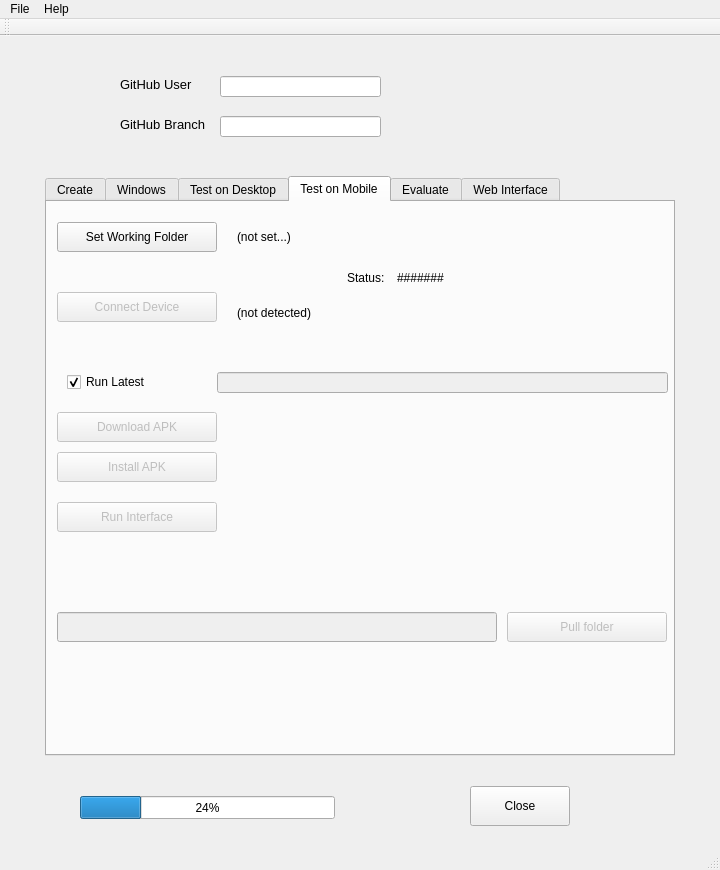
Above: tools/nitpick/ui/Nitpick.ui from vircadia/vircadia-native-core before the change. Below: the same form after it.
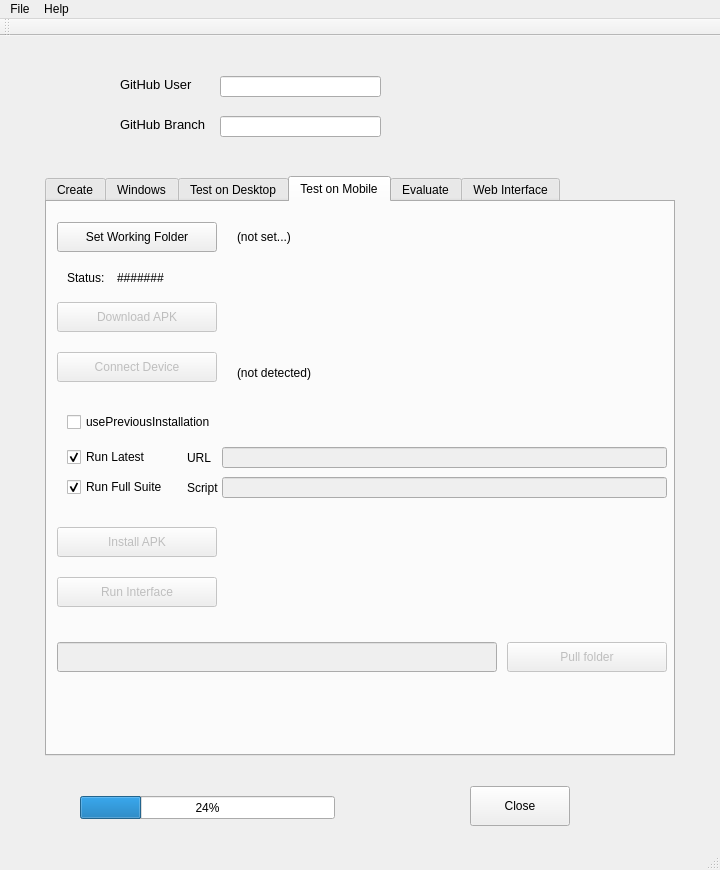
That is the form after the change. The open tabs and pages were chosen to show the change.

What changed in the file:
```diff
--- a/tools/nitpick/ui/Nitpick.ui
+++ b/tools/nitpick/ui/Nitpick.ui
@@ -34,6 +34,9 @@
     </property>
    </widget>
    <widget class="QTabWidget" name="tabWidget">
+    <property name="enabled">
+     <bool>true</bool>
+    </property>
     <property name="geometry">
      <rect>
       <x>45</x>
@@ -568,7 +571,7 @@
       <property name="geometry">
        <rect>
         <x>10</x>
-        <y>90</y>
+        <y>150</y>
         <width>160</width>
         <height>30</height>
        </rect>
@@ -581,7 +584,7 @@
       <property name="geometry">
        <rect>
         <x>190</x>
-        <y>96</y>
+        <y>156</y>
         <width>320</width>
         <height>30</height>
        </rect>
@@ -623,7 +626,7 @@
       <property name="geometry">
        <rect>
         <x>460</x>
-        <y>410</y>
+        <y>440</y>
         <width>160</width>
         <height>30</height>
        </rect>
@@ -639,7 +642,7 @@
       <property name="geometry">
        <rect>
         <x>10</x>
-        <y>410</y>
+        <y>440</y>
         <width>440</width>
         <height>30</height>
        </rect>
@@ -651,9 +654,9 @@
       </property>
       <property name="geometry">
        <rect>
-        <x>170</x>
-        <y>170</y>
-        <width>451</width>
+        <x>175</x>
+        <y>245</y>
+        <width>445</width>
         <height>21</height>
        </rect>
       </property>
@@ -662,7 +665,7 @@
       <property name="geometry">
        <rect>
         <x>20</x>
-        <y>170</y>
+        <y>245</y>
         <width>120</width>
         <height>20</height>
        </rect>
@@ -684,7 +687,7 @@
       <property name="geometry">
        <rect>
         <x>10</x>
-        <y>210</y>
+        <y>100</y>
         <width>160</width>
         <height>30</height>
        </rect>
@@ -696,7 +699,7 @@
      <widget class="QLabel" name="workingFolderLabel_4">
       <property name="geometry">
        <rect>
-        <x>300</x>
+        <x>20</x>
         <y>60</y>
         <width>41</width>
         <height>31</height>
@@ -709,7 +712,7 @@
      <widget class="QLabel" name="statusLabelOnMobile">
       <property name="geometry">
        <rect>
-        <x>350</x>
+        <x>70</x>
         <y>60</y>
         <width>271</width>
         <height>31</height>
@@ -726,7 +729,7 @@
       <property name="geometry">
        <rect>
         <x>10</x>
-        <y>250</y>
+        <y>325</y>
         <width>160</width>
         <height>30</height>
        </rect>
@@ -742,7 +745,7 @@
       <property name="geometry">
        <rect>
         <x>10</x>
-        <y>300</y>
+        <y>375</y>
         <width>160</width>
         <height>30</height>
        </rect>
@@ -751,6 +754,86 @@
        <string>Run Interface</string>
       </property>
      </widget>
+     <widget class="QLabel" name="workingFolderLabel_6">
+      <property name="geometry">
+       <rect>
+        <x>140</x>
+        <y>240</y>
+        <width>31</width>
+        <height>31</height>
+       </rect>
+      </property>
+      <property name="text">
+       <string>URL</string>
+      </property>
+     </widget>
+     <widget class="QLineEdit" name="scriptURLOnMobileLineEdit">
+      <property name="enabled">
+       <bool>false</bool>
+      </property>
+      <property name="geometry">
+       <rect>
+        <x>175</x>
+        <y>275</y>
+        <width>445</width>
+        <height>21</height>
+       </rect>
+      </property>
+     </widget>
+     <widget class="QLabel" name="workingFolderLabel_7">
+      <property name="geometry">
+       <rect>
+        <x>140</x>
+        <y>270</y>
+        <width>40</width>
+        <height>31</height>
+       </rect>
+      </property>
+      <property name="text">
+       <string>Script</string>
+      </property>
+     </widget>
+     <widget class="QCheckBox" name="runFullSuiteOnMobileCheckBox">
+      <property name="geometry">
+       <rect>
+        <x>20</x>
+        <y>275</y>
+        <width>120</width>
+        <height>20</height>
+       </rect>
+      </property>
+      <property name="toolTip">
+       <string>&lt;html&gt;&lt;head/&gt;&lt;body&gt;&lt;p&gt;If unchecked, will not show results during evaluation&lt;/p&gt;&lt;/body&gt;&lt;/html&gt;</string>
+      </property>
+      <property name="text">
+       <string>Run Full Suite</string>
+      </property>
+      <property name="checked">
+       <bool>true</bool>
+      </property>
+     </widget>
+     <widget class="QCheckBox" name="usePreviousInstallationOnMobileCheckBox">
+      <property name="enabled">
+       <bool>true</bool>
+      </property>
+      <property name="geometry">
+       <rect>
+        <x>20</x>
+        <y>210</y>
+        <width>171</width>
+        <height>20</height>
+       </rect>
+      </property>
+      <property name="toolTip">
+       <string>&lt;html&gt;&lt;head/&gt;&lt;body&gt;&lt;p&gt;If unchecked, will not show results during evaluation&lt;/p&gt;&lt;/body&gt;&lt;/html&gt;</string>
+      </property>
+      <property name="text">
+       <string>usePreviousInstallation</string>
+      </property>
+      <property name="checked">
+       <bool>false</bool>
+      </property>
+     </widget>
     </widget>
     <widget class="QWidget" name="tab_2">
      <attribute name="title">
```
Left out of the diff: 76 changed lines with no effect on the pictures.
